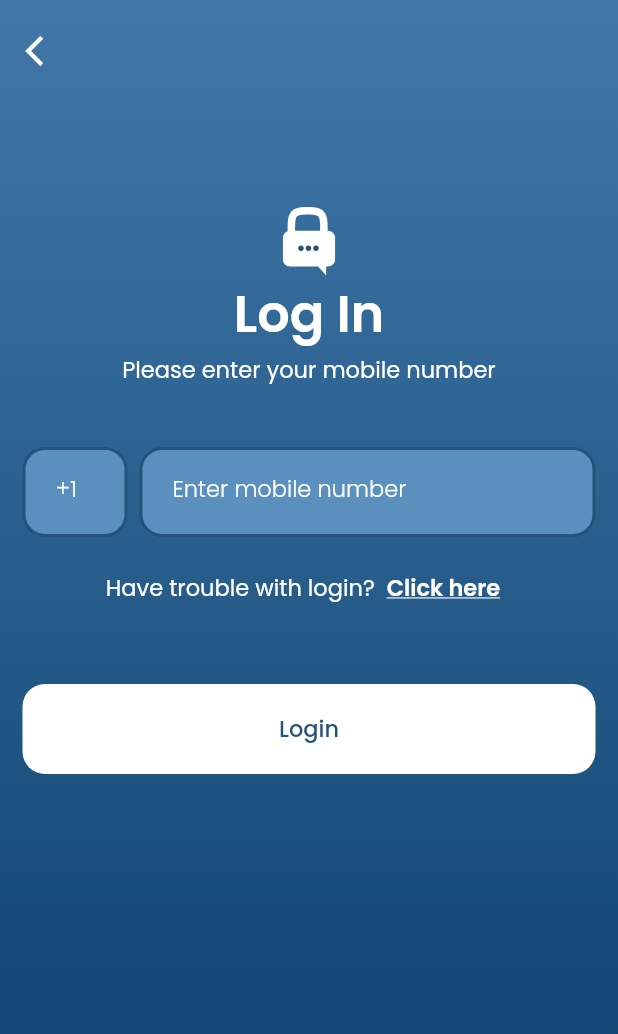
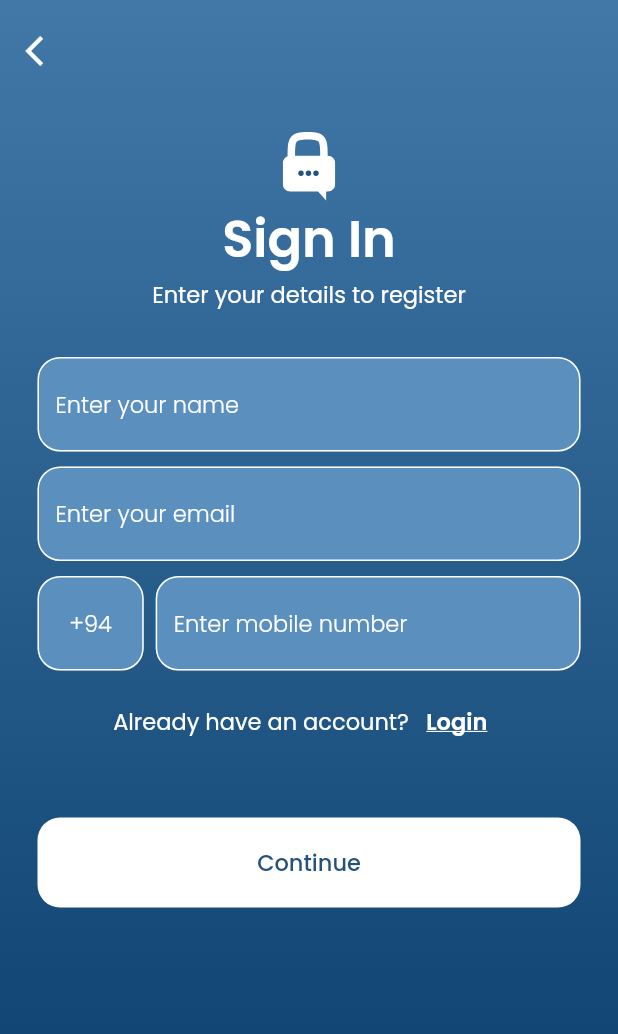
Before and after one commit to chamidu48/SafeHere, a Flutter app: the SignUpScreen screen opened directly, on a phone screen of 412 x 824 dp. Shown: the top 1034 px of the screen. Run offline on Flutter 3.47's test engine with Material 2 defaults, Android fonts, the phone set to English and light mode, and no system bars; our stand-ins replace flutter_svg, google_fonts.

```diff
--- a/lib/features/auth/screens/signup_screen.dart
+++ b/lib/features/auth/screens/signup_screen.dart
@@ -1,12 +1,23 @@
+import 'package:flutter/cupertino.dart';
 import 'package:flutter/material.dart';
 import 'package:flutter_svg/flutter_svg.dart';
 
 import '../../../colors.dart';
-import '../../../text_styles.dart';
+import '../../../global_styles.dart';
 import '../../../widgets/custom_button.dart';
 
-class SignUpScreen extends StatelessWidget {
+class SignUpScreen extends StatefulWidget {
   const SignUpScreen({Key? key}) : super(key: key);
+
+  @override
+  _SignUpScreenState createState() => _SignUpScreenState();
+}
+
+class _SignUpScreenState extends State<SignUpScreen> {
+  final _nameFieldController=TextEditingController();
+  final _emailFieldController=TextEditingController();
+  final _numberController=TextEditingController();
+  final _ccodeController=TextEditingController();
 
   @override
   Widget build(BuildContext context) {
@@ -19,6 +30,7 @@ class SignUpScreen extends StatelessWidget {
             ),
           ),
           SafeArea(
+            child: SingleChildScrollView(
               child: Padding(
                 padding: const EdgeInsets.symmetric(vertical: 10,horizontal: 5),
                 child: Column(
@@ -34,86 +46,31 @@ class SignUpScreen extends StatelessWidget {
                         )
                       ],
                     ),
-                  Expanded(
-                    child: Padding(
-                      padding: const EdgeInsets.symmetric(horizontal: 10,vertical: 0),
+                    Padding(
+                      padding: const EdgeInsets.symmetric(horizontal: 20,vertical: 0),
                       child: Column(
                         mainAxisAlignment: MainAxisAlignment.start,
                         children: [
-                          SizedBox(height: 80,),
+                          SizedBox(height: 30,),
                           SvgPicture.asset('assets/svg/logo_small.svg'),
-                          Text('Log In',style: heading,),
-                          Text('Please enter your mobile number',style: subtitle1,),
-                          SizedBox(height: 40,),
+                          Text('Sign In',style: heading,),
+                          Text('Enter your details to register',style: subtitle1,),
+                          SizedBox(height: 30,),
+                          buildNameField(),
+                          SizedBox(height: 10,),
+                          buildEmailField(),
+                          SizedBox(height: 10,),
                           Row(
                             mainAxisAlignment: MainAxisAlignment.spaceBetween,
                             children: [
-                              Container(
-                                padding: EdgeInsets.symmetric(
-                                    vertical: 0, horizontal: 20),
-                                height: 60,
-                                width: 70,
-                                alignment: Alignment.center,
-                                decoration: BoxDecoration(
-                                    color: myColorScheme[400],
-                                    border: Border.all(
-                                        color: primaryColor,
-                                        width: 2
-                                    ),
-                                    borderRadius: BorderRadius.circular(15)),
-                                child: Center(
-                                  child: TextField(
-                                    keyboardType: TextInputType.number,
-                                    textAlign: TextAlign.center,
-                                    clipBehavior: Clip.antiAlias,
-                                    decoration: InputDecoration(
-                                      fillColor: Colors.transparent,
-                                      label: Text('+1'),
-                                      labelStyle: textfield,
-                                      enabledBorder: InputBorder.none,
-                                      focusedBorder: InputBorder.none,
-                                      disabledBorder: InputBorder.none,
-                                      errorBorder: InputBorder.none,
-                                      focusedErrorBorder: InputBorder.none,
-                                      floatingLabelAlignment:
-                                      FloatingLabelAlignment.center,
-                                    ),
-                                  ),
-                                ),
+                              Expanded(
+                                flex: 1,
+                                child: buildCCode(),
                               ),
                               SizedBox(width: 8,),
                               Expanded(
-                                  child: Container(
-                                    alignment: Alignment.center,
-                                    padding: EdgeInsets.symmetric(
-                                        vertical: 0, horizontal: 20),
-                                    height: 60,
-                                    width: double.infinity,
-                                    decoration: BoxDecoration(
-                                        color: myColorScheme[400],
-                                        border: Border.all(
-                                            color: primaryColor,
-                                            width: 2
-                                        ),
-                                        borderRadius: BorderRadius.circular(15)),
-                                    child: TextField(
-                                      keyboardType: TextInputType.number,
-                                      textAlign: TextAlign.center,
-                                      clipBehavior: Clip.antiAlias,
-                                      decoration: InputDecoration(
-                                        fillColor: Colors.transparent,
-                                        label: Text('Enter mobile number'),
-                                        labelStyle: textfield,
-                                        enabledBorder: InputBorder.none,
-                                        focusedBorder: InputBorder.none,
-                                        disabledBorder: InputBorder.none,
-                                        errorBorder: InputBorder.none,
-                                        focusedErrorBorder: InputBorder.none,
-                                        floatingLabelAlignment:
-                                        FloatingLabelAlignment.center,
-                                      ),
-                                    ),
-                                  )
+                                  flex: 4,
+                                  child: buildNumber()
                               ),
                             ],
                           ),
@@ -121,20 +78,20 @@ class SignUpScreen extends StatelessWidget {
                           Row(
                             mainAxisAlignment: MainAxisAlignment.center,
                             children: [
-                              Text('Have trouble with login?',style: subtitle1,),
+                              Text('Already have an account?',style: subtitle1,),
                               TextButton(
                                 onPressed: (){},
-                                child: Text('Click here',style: textbutton,),
+                                child: Text('Login',style: textbutton,),
                               )
                             ],
                           ),
                           SizedBox(height: 40,),
-                          CustomButton(text: 'Login', onPressed: (){},color: Colors.white,isfilled: true,),
+                          CustomButton(text: 'Continue', onPressed: (){print(_numberController.text);},color: Colors.white,isfilled: true,),
                         ],
-                      ),
                       ),
                     )
                   ],
+                ),
               ),
             ),
           )
@@ -142,4 +99,106 @@ class SignUpScreen extends StatelessWidget {
       ),
     );
   }
+  Widget buildNameField()=>TextField(
+    controller: _nameFieldController,
+    keyboardType: TextInputType.text,
+    textInputAction: TextInputAction.done,
+    decoration: InputDecoration(
+      enabledBorder: OutlineInputBorder(
+          borderRadius: BorderRadius.circular(15),
+          borderSide: BorderSide(color: Colors.white,width: 1)
+      ),
+      focusedBorder: OutlineInputBorder(
+          borderRadius: BorderRadius.circular(15),
+          borderSide: BorderSide(color: Colors.white,width: 2)
+      ),
+      errorBorder: OutlineInputBorder(
+          borderRadius: BorderRadius.circular(15),
+          borderSide: BorderSide(color: Colors.red,width: 2)
+      ),
+      hintText: 'Enter your name',
+      hintStyle: textfield,
+      filled: true,
+      fillColor: myColorScheme[400],
+    ),
+    textAlign: TextAlign.start,
+  );
+
+  Widget buildEmailField()=>TextField(
+    controller: _emailFieldController,
+    keyboardType: TextInputType.emailAddress,
+    textInputAction: TextInputAction.done,
+    decoration: InputDecoration(
+      enabledBorder: OutlineInputBorder(
+          borderRadius: BorderRadius.circular(15),
+          borderSide: BorderSide(color: Colors.white,width: 1)
+      ),
+      focusedBorder: OutlineInputBorder(
+          borderRadius: BorderRadius.circular(15),
+          borderSide: BorderSide(color: Colors.white,width: 2)
+      ),
+      errorBorder: OutlineInputBorder(
+          borderRadius: BorderRadius.circular(15),
+          borderSide: BorderSide(color: Colors.red,width: 2)
+      ),
+      hintText: 'Enter your email',
+      hintStyle: textfield,
+      filled: true,
+      fillColor: myColorScheme[400],
+    ),
+    textAlign: TextAlign.start,
+  );
+
+  Widget buildNumber()=>TextField(
+    controller: _numberController,
+    keyboardType: TextInputType.number,
+    textInputAction: TextInputAction.done,
+    decoration: InputDecoration(
+      enabledBorder: OutlineInputBorder(
+          borderRadius: BorderRadius.circular(15),
+          borderSide: BorderSide(color: Colors.white,width: 1)
+      ),
+      focusedBorder: OutlineInputBorder(
+          borderRadius: BorderRadius.circular(15),
+          borderSide: BorderSide(color: Colors.white,width: 2)
+      ),
+      errorBorder: OutlineInputBorder(
+          borderRadius: BorderRadius.circular(15),
+          borderSide: BorderSide(color: Colors.red,width: 2)
+      ),
+      hintText: 'Enter mobile number',
+      hintStyle: textfield,
+      filled: true,
+      fillColor: myColorScheme[400],
+    ),
+    textAlign: TextAlign.start,
+  );
+
+  Widget buildCCode()=>TextField(
+    controller: _ccodeController,
+    enabled: false,
+    decoration: InputDecoration(
+      enabledBorder: OutlineInputBorder(
+          borderRadius: BorderRadius.circular(15),
+          borderSide: BorderSide(color: Colors.white,width: 1)
+      ),
+      focusedBorder: OutlineInputBorder(
+          borderRadius: BorderRadius.circular(15),
+          borderSide: BorderSide(color: Colors.white,width: 2)
+      ),
+      errorBorder: OutlineInputBorder(
+          borderRadius: BorderRadius.circular(15),
+          borderSide: BorderSide(color: Colors.red,width: 2)
+      ),
+      disabledBorder: OutlineInputBorder(
+          borderRadius: BorderRadius.circular(15),
+          borderSide: BorderSide(color: Colors.white,width: 1)
+      ),
+      hintText: '+94',
+      hintStyle: textfield,
+      filled: true,
+      fillColor: myColorScheme[400],
+    ),
+    textAlign: TextAlign.center,
+  );
 }
--- a/lib/features/landing/screens/landing_screen.dart
+++ b/lib/features/landing/screens/landing_screen.dart
@@ -3,7 +3,7 @@ import 'package:flutter/material.dart';
 import 'package:flutter/rendering.dart';
 import 'package:flutter_svg/flutter_svg.dart';
 import 'package:safehere/colors.dart';
-import 'package:safehere/text_styles.dart';
+import 'package:safehere/global_styles.dart';
 import 'package:safehere/widgets/custom_button.dart';
 
 class LandingScreen extends StatelessWidget {
@@ -22,7 +22,7 @@ class LandingScreen extends StatelessWidget {
           SafeArea(
             child: Center(
               child: Padding(
-                padding: const EdgeInsets.symmetric(vertical: 0,horizontal: 15),
+                padding: const EdgeInsets.symmetric(vertical: 0,horizontal: 20),
                 child: Column(
                   mainAxisAlignment: MainAxisAlignment.center,
                   children: [
@@ -32,7 +32,7 @@ class LandingScreen extends StatelessWidget {
                     SizedBox(height: 20,),
                     CustomButton(text: 'Login', onPressed: (){},color: Colors.white,isfilled: true,),
                     SizedBox(height: 20,),
-                    CustomButton(text: 'Log In', onPressed: (){},color: Colors.white,isfilled: true,)
+                    CustomButton(text: 'Sign In', onPressed: (){},color: Colors.white,isfilled: false,)
                   ],
                 ),
               ),
--- a/lib/main.dart
+++ b/lib/main.dart
@@ -2,9 +2,12 @@ import 'package:flutter/material.dart';
 import 'package:safehere/colors.dart';
 import 'package:google_fonts/google_fonts.dart';
 import 'package:safehere/features/auth/screens/login_screen.dart';
+import 'package:safehere/features/auth/screens/otpverify_screen.dart';
 import 'package:safehere/features/landing/screens/landing_screen.dart';
 import 'package:safehere/widgets/custom_button.dart';
 import 'package:flutter_svg/flutter_svg.dart';
+
+import 'features/auth/screens/signup_screen.dart';
 
 void main()=>runApp(MyApp());
 
@@ -21,7 +24,7 @@ class MyApp extends StatelessWidget {
         accentColor: myColorScheme[400],
       ),
       //home: SplashScreen()
-      home: LoginScreen(),
+      home: OTPscreen(),
     );
   }
 }
--- a/lib/widgets/custom_button.dart
+++ b/lib/widgets/custom_button.dart
@@ -1,7 +1,7 @@
 import 'package:flutter/cupertino.dart';
 import 'package:flutter/material.dart';
 import 'package:safehere/colors.dart';
-import 'package:safehere/text_styles.dart';
+import 'package:safehere/global_styles.dart';
 
 
 class CustomButton extends StatelessWidget {
--- a/pubspec.yaml
+++ b/pubspec.yaml
@@ -47,6 +47,7 @@ dev_dependencies:
   flutter_lints: ^2.0.0
   google_fonts: ^3.0.1
   flutter_svg: ^1.1.6
+  otp_text_field: ^1.1.3
 
 # For information on the generic Dart part of this file, see the
 # following page: https://dart.dev/tools/pub/pubspec
```
Also changed, not shown: lib/features/auth/screens/login_screen.dart (+71 -69 lines), lib/features/auth/screens/otpverify_screen.dart (+77 -0 lines), lib/widgets/text_fields.dart (+19 -43 lines), lib/global_styles.dart (renamed from lib/text_styles.dart), pubspec.lock. Lines whose indentation alone changed are shown as unchanged.
